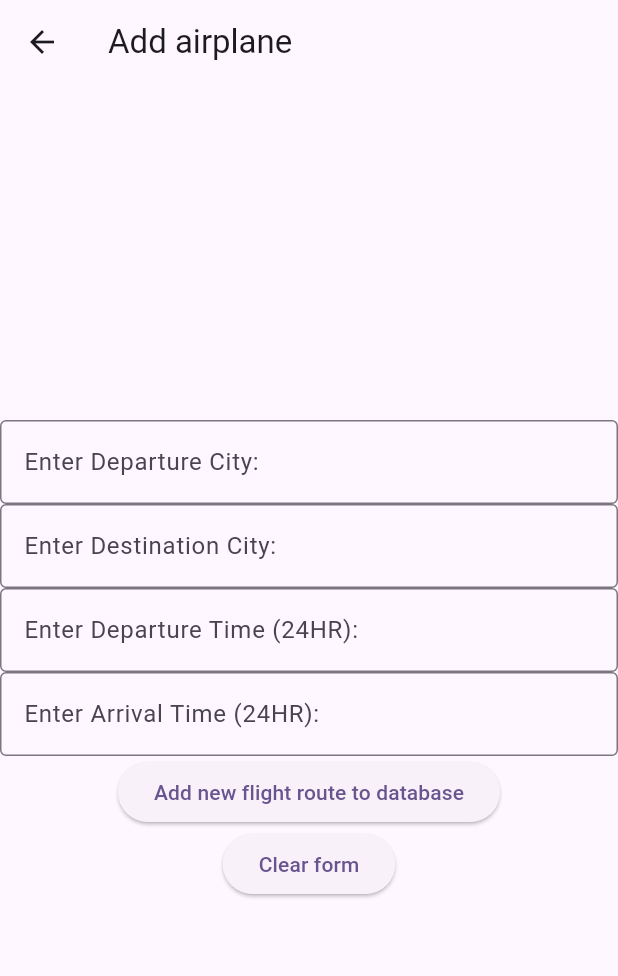
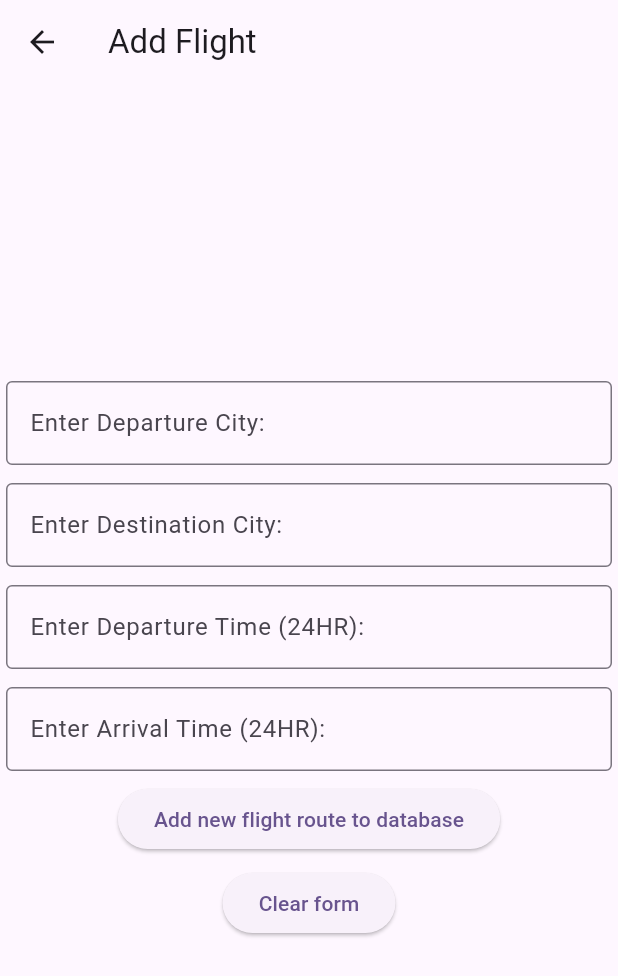
Before and after one commit to andrewigk/flights, a Flutter app: the FlightsPage screen opened by its route, after a tap on "Add new flight route", on a phone screen of 412 x 824 dp. Shown: the top 976 px of the screen. Run offline on Flutter 3.47's test engine with Material 3 defaults, Android fonts, the phone set to English and light mode, and no system bars; our stand-ins replace floor, sqflite; missing offline and left inert: encrypted_shared_preferences; accounts and stored records are empty; generated files the repository leaves out were written again.

Commit message:
Added commenting and documentation, small fixes to formatting

```diff
--- a/lib/flights_list/add_flights_page.dart
+++ b/lib/flights_list/add_flights_page.dart
@@ -22,9 +22,10 @@ class AddFlightsPageState extends State<AddFlightsPage> {
 
   AddFlightsPageState({required this.flightDao});
 
-
+  /** Late initialization of DAO so that we can use it later */
   late FlightDao flightDao;
 
+  /** Text editing controllers for user input */
   late TextEditingController destinationController;
   late TextEditingController departureController;
   late TextEditingController arrivalTimeController;
@@ -34,7 +35,6 @@ class AddFlightsPageState extends State<AddFlightsPage> {
   @override
   void initState() {
     super.initState();
-
     destinationController = TextEditingController();
     departureController = TextEditingController();
     arrivalTimeController = TextEditingController();
@@ -53,6 +53,7 @@ class AddFlightsPageState extends State<AddFlightsPage> {
     departureTimeController.dispose();
   }
 
+  /** Validates user inputs and returns a boolean. */
   bool validateUserInputs() {
 
     if (destinationController.value.text == "") {
@@ -62,8 +63,7 @@ class AddFlightsPageState extends State<AddFlightsPage> {
     if (departureController.value.text == "") {
       return false;
     }
-    //TODO: Implement a more robust validation to parse the entered string and
-    //TODO: validate that it's an actual time
+
     if (arrivalTimeController.value.text == "") {
       return false;
     }
@@ -75,11 +75,17 @@ class AddFlightsPageState extends State<AddFlightsPage> {
     return true;
   }
 
+  /** Closes an alert dialog by popping to the previous page, then returning to
+   * the main flight page.
+   */
   void closeAlertDialog() {
     Navigator.pop(context);
     Navigator.pushNamed(context, "/flightsPage");
   }
 
+  /** Clears user inputs in the text fields when called.
+   *
+   */
   void clearUserInputs(){
     setState(() {
       destinationController.clear();
@@ -88,13 +94,19 @@ class AddFlightsPageState extends State<AddFlightsPage> {
       departureTimeController.clear();
     });
   }
+
+  /** Special function required to be called to resolve conflicts with
+   * states and loading of various elements at init.
+   */
   @override
   void didChangeDependencies() {
     super.didChangeDependencies();
-    // Moved ScaffoldMessenger logic here
     loadSharedPreferences();
   }
 
+  /** Loads data that is set to shared preferences, and displays a notification
+   * if data is loaded into the text fields.
+   */
   Future<void> loadSharedPreferences() async {
     FlightRepository.loadData();
     departureController.text = FlightRepository.departureCity;
@@ -133,7 +145,9 @@ class AddFlightsPageState extends State<AddFlightsPage> {
 
   }
 
-
+  /** Saves shared preferences when called, setting the repository values then
+   * calling the save function for persistence.
+   */
   void saveSharedPreferences() async {
     final prefs = EncryptedSharedPreferences();
     FlightRepository.departureCity = departureController.text;
@@ -143,6 +157,9 @@ class AddFlightsPageState extends State<AddFlightsPage> {
     FlightRepository.saveData();
   }
 
+  /** Clears the shared preferences stored, and clears user inputs from
+   * text fields.
+   */
   void clearSharedPreferences() async {
     FlightRepository.departureCity = "";
     FlightRepository.destinationCity = "";
@@ -152,6 +169,10 @@ class AddFlightsPageState extends State<AddFlightsPage> {
     clearUserInputs();
   }
 
+
+  /** Creates an alert dialog that notifies user that an insert was successful.
+   *
+   */
   void alertUserOfSuccessfulInsert(){
     showDialog<String>(
         context: context,
@@ -168,8 +189,10 @@ class AddFlightsPageState extends State<AddFlightsPage> {
     );
   }
 
+  /** Adds an entry to the DB if validation succeeds.
+   *
+   */
   void createNewFlight(){
-
     if (!validateUserInputs()) { // Alert user of invalid empty inputs
       showDialog<String>(
           context: context,
@@ -184,7 +207,6 @@ class AddFlightsPageState extends State<AddFlightsPage> {
             ],
           )
       );
-
     } else {
       // create an airplane with user inputs
       var flight = Flight(
@@ -192,9 +214,9 @@ class AddFlightsPageState extends State<AddFlightsPage> {
           departureController.value.text, arrivalTimeController.value.text,
           departureTimeController.value.text
       );
-
       // add flight to database
       flightDao.insertFlight(flight);
+      // Save shared preferences so that the most recently added flight is loaded
       saveSharedPreferences();
       clearUserInputs();
       alertUserOfSuccessfulInsert();
@@ -205,7 +227,7 @@ class AddFlightsPageState extends State<AddFlightsPage> {
   Widget build(BuildContext context) {
     return Scaffold(
       appBar: AppBar(
-        title: Text("Add airplane"),
+        title: Text("Add Flight"),
       ),
       body: Center(
           child:
@@ -213,40 +235,46 @@ class AddFlightsPageState extends State<AddFlightsPage> {
             child: Column(
             mainAxisAlignment: MainAxisAlignment.center,
             children: <Widget>[
-              TextField(
+              Padding(padding: EdgeInsets.fromLTRB(4, 8, 4, 8),
+              child: TextField(
                 controller: departureController,
                 decoration: InputDecoration(
                   hintText: "Enter Departure City:",
                   border: OutlineInputBorder(),
                 ),
-              ),
+              )),
+          Padding(padding: EdgeInsets.fromLTRB(4, 4, 4, 8),
+            child:
               TextField(
                 controller: destinationController,
                 decoration: InputDecoration(
                   hintText: "Enter Destination City: ",
                   border: OutlineInputBorder(),
                 ),
-              ),
-              TextField(
+              )),
+          Padding(padding: EdgeInsets.fromLTRB(4, 4, 4, 8),
+            child: TextField(
                 controller: departureTimeController,
                 decoration: InputDecoration(
                   hintText: "Enter Departure Time (24HR): ",
                   border: OutlineInputBorder(),
                 ),
-              ),
-              TextField(
+              )),
+            Padding(padding: EdgeInsets.fromLTRB(4, 4, 4, 8),
+            child:  TextField(
                 controller: arrivalTimeController,
                 decoration: InputDecoration(
                   hintText: "Enter Arrival Time (24HR): ",
                   border: OutlineInputBorder(),
                 ),
-              ),
+              )),
               ElevatedButton(
                   onPressed: createNewFlight,
                   child: Text("Add new flight route to database")),
-              ElevatedButton(
+          Padding(padding: EdgeInsets.fromLTRB(4, 8, 4, 8),
+            child: ElevatedButton(
                   onPressed: clearUserInputs,
-                  child: Text("Clear form")),
+                  child: Text("Clear form"))),
             ],
           )
       ),
--- a/lib/flights_list/flights_dao.dart
+++ b/lib/flights_list/flights_dao.dart
@@ -1,21 +1,27 @@
 import 'package:floor/floor.dart';
 import 'flights.dart';
 
+/** DAO defines the DB related functions for CRUD functionality. */
 @dao
 abstract class FlightDao {
 
+  /** Gets all flights from the DB */
   @Query('SELECT * FROM flights')
   Future<List<Flight>> getAllFlights();
 
+  /** Select a specific flight by its ID */
   @Query("SELECT * FROM flights WHERE id = :id")
   Stream<Flight?> getFlightById(int id);
 
+  /** Inserts a flight into the DB as passed */
   @insert
   Future<void> insertFlight(Flight flight);
 
+  /** Updates a flight in the DB as passed */
   @update
   Future<int> updateFlight(Flight flight);
 
+  /** Deletes a flight in the DB as passed */
   @delete
   Future<int> deleteFlight(Flight flight);
 
--- a/lib/flights_list/flights_page.dart
+++ b/lib/flights_list/flights_page.dart
@@ -23,16 +23,25 @@ class FlightsPageState extends State<FlightsPage> {
 
   FlightsPageState({required this.flightDao, required this.database});
 
+  /** The instance of the flight DAO that performs DB operations. */
   late FlightDao flightDao;
+  /** The instance of the database that is already initialized in main. */
   final ApplicationDatabase database;
+
   late TextEditingController destinationController;
   late TextEditingController departureController;
   late TextEditingController arrivalTimeController;
   late TextEditingController departureTimeController;
 
+  /** A list of Flight objects to store objects created in runtime. */
   List<Flight> flights = [];
 
+  /** A variable to store a specific instance of a Flight. */
   Flight? selectedItem;
+
+  /** A variable to store the specific row number or index from a ListView for
+   * use in later logic.
+   */
   int selectedRow = 0;
 
   @override
@@ -43,7 +52,7 @@ class FlightsPageState extends State<FlightsPage> {
     arrivalTimeController = TextEditingController();
     departureTimeController = TextEditingController();
     flightDao = database.flightDao;   // should initialize DAO object
-    flightDao.getAllFlights().then(  (listOfAllItems) {
+    flightDao.getAllFlights().then(  (listOfAllItems) {   // get all existing items then load into list to be displayed in listview
       setState(() {
         flights.addAll(listOfAllItems);
       });
@@ -61,6 +70,9 @@ class FlightsPageState extends State<FlightsPage> {
     departureTimeController.dispose();
   }
 
+  /** Saves shared preferences when called, setting the repository values then
+   * calling the save function for persistence.
+   */
   void saveSharedPreferences() async {
     FlightRepository.departureCity = departureController.text;
     FlightRepository.destinationCity = destinationController.text;
@@ -78,8 +90,6 @@ class FlightsPageState extends State<FlightsPage> {
               .of(context)
               .colorScheme
               .inversePrimary,
-          // Here we take the value from the MyHomePage object that was created by
-          // the App.build method, and use it to set our appbar title.
           title: Text("Flights Page"),
           actions: [
             ElevatedButton(child: Text("Help"), onPressed: () {
@@ -105,7 +115,7 @@ class FlightsPageState extends State<FlightsPage> {
                               ],
                             ),
                           ),
-                          SizedBox(height: 16.0), // Add some spacing between the items
+                          SizedBox(height: 16.0),
                           Flexible(
                             fit: FlexFit.loose,
                             child: Column(
@@ -118,7 +128,7 @@ class FlightsPageState extends State<FlightsPage> {
                               ],
                             ),
                           ),
-                          SizedBox(height: 16.0), // Add some spacing between the items
+                          SizedBox(height: 16.0),
                           Flexible(
                             fit: FlexFit.loose,
                             child: Column(
@@ -145,9 +155,12 @@ class FlightsPageState extends State<FlightsPage> {
             }),
           ],
         ),
-        body: responsiveLayout(context));
+        body: responsiveLayout(context));  // body for the main build widget is responsiveLayout
   }
 
+  /** responsiveLayout takes a media query, sets variables, then performs conditional
+   * logic based on the dimensions of the display.
+   */
   Widget responsiveLayout(BuildContext context){
     var size = MediaQuery.of(context).size;
     var height = size.height;
@@ -169,10 +182,12 @@ class FlightsPageState extends State<FlightsPage> {
       }
     }
   }
+
+  /** Flight List displays Listview of all flights */
   Widget FlightList(BuildContext context){
     return Column(
         children: [
-          Padding(padding: EdgeInsets.fromLTRB(16, 16, 16, 0),
+          Padding(padding: EdgeInsets.fromLTRB(16, 24, 16, 0),
             child: Row(
                 mainAxisAlignment: MainAxisAlignment.center, children: [
               ElevatedButton(
@@ -182,7 +197,6 @@ class FlightsPageState extends State<FlightsPage> {
                   child: Text("Add new flight route"))
             ]),
           ),
-
           Builder(
               builder: (BuildContext context) {
                 if (flights.isEmpty) {
@@ -196,7 +210,7 @@ class FlightsPageState extends State<FlightsPage> {
                 else {
                   return
                     Expanded(child: Padding(
-                        padding: EdgeInsets.fromLTRB(16, 24, 16, 0),
+                        padding: EdgeInsets.fromLTRB(16, 8, 16, 0),
                         child:
                         ListView.builder(
                             itemCount: flights.length,
@@ -225,8 +239,8 @@ class FlightsPageState extends State<FlightsPage> {
                                           ]),
                                         onTap: () {
                                           setState(() {
-                                            selectedItem = flights[rowNum];
-                                            selectedRow = rowNum;
+                                            selectedItem = flights[rowNum];   // On tap of an item, sets listview-local variables to instance variables
+                                            selectedRow = rowNum;             // for later use.
                                           });
                                           departureController.text = flights[rowNum].departureCity;
                                           destinationController.text = flights[rowNum].destinationCity;
@@ -247,6 +261,10 @@ class FlightsPageState extends State<FlightsPage> {
         ]);
   }
 
+  /** Details Page displays a very similar view to add new flight, but replaces the add button
+   * with an update and delete button. Only displays when an item in the listview is
+   * selected.
+   */
   Widget DetailsPage() {
     if (selectedItem == null) {
       return Text("");
@@ -315,11 +333,13 @@ class FlightsPageState extends State<FlightsPage> {
                                                 .spaceEvenly,
                                             children: <Widget>[
                                               OutlinedButton(onPressed: () {
+                                                // Set the specific selected item instance to update
                                                selectedItem?.departureCity = departureController.text;
                                                selectedItem?.destinationCity =destinationController.text;
                                                selectedItem?.departureTime = departureTimeController.text;
                                                selectedItem?.arrivalTime = arrivalTimeController.text;
                                                 setState(() {
+                                                  // Process the update via the DAO and then reset the selectedItem reference
                                                   flightDao.updateFlight(
                                                       selectedItem!);
                                                   selectedItem = null;
@@ -355,8 +375,10 @@ class FlightsPageState extends State<FlightsPage> {
                                             children: <Widget>[
                                               OutlinedButton(onPressed: () {
                                                 setState(() {
+                                                  // Call the DAO function on the specific flight instance stored in DB
                                                   flightDao.deleteFlight(
                                                       selectedItem!);
+                                                  // Then remove the local instance of flight from the List[]
                                                   flights.removeAt(selectedRow);
                                                   selectedItem = null;
                                                   Navigator.pop(context);
--- a/pubspec.yaml
+++ b/pubspec.yaml
@@ -41,6 +41,7 @@ dependencies:
   # The following adds the Cupertino Icons font to your application.
   # Use with the CupertinoIcons class for iOS style icons.
   cupertino_icons: ^1.0.6
+  dartdoc: ^8.0.8
 
 dev_dependencies:
   flutter_test:
```
Also changed, not shown: lib/flights_list/flights.dart (+4 -10 lines), lib/flights_list/flights_repository.dart (+7 -1 lines), pubspec.lock.
